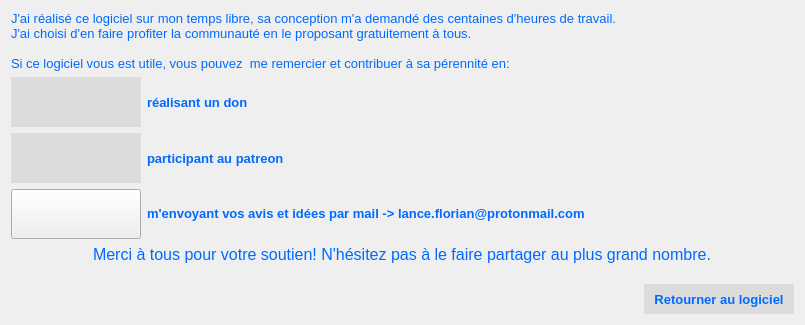
FlorianLance/PhotosConsigne, file PhotosConsigne/ui/Support.ui: the form before one commit.
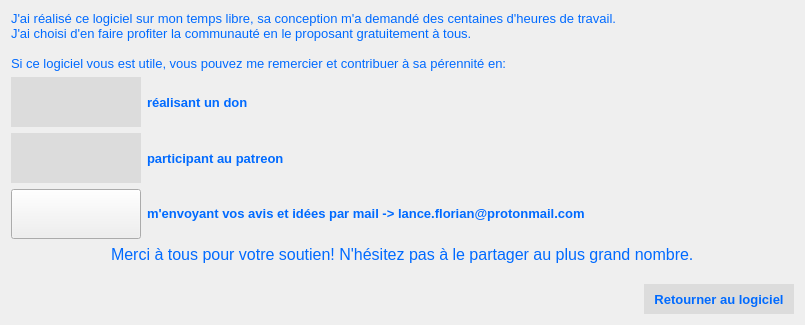
The form after the commit. Icons and pictures are not drawn.

```diff
--- a/PhotosConsigne/ui/Support.ui
+++ b/PhotosConsigne/ui/Support.ui
@@ -32,7 +32,7 @@
       <string>J'ai réalisé ce logiciel sur mon temps libre, sa conception m'a demandé des centaines d'heures de travail.
 J'ai choisi d'en faire profiter la communauté en le proposant gratuitement à tous.
 
-Si ce logiciel vous est utile, vous pouvez  me remercier et contribuer à sa pérennité en:</string>
+Si ce logiciel vous est utile, vous pouvez me remercier et contribuer à sa pérennité en:</string>
      </property>
     </widget>
    </item>
@@ -267,7 +267,7 @@
 </string>
      </property>
      <property name="text">
-      <string>Merci à tous pour votre soutien! N'hésitez pas à le faire partager au plus grand nombre.</string>
+      <string>Merci à tous pour votre soutien! N'hésitez pas à le partager au plus grand nombre.</string>
      </property>
     </widget>
    </item>
```
